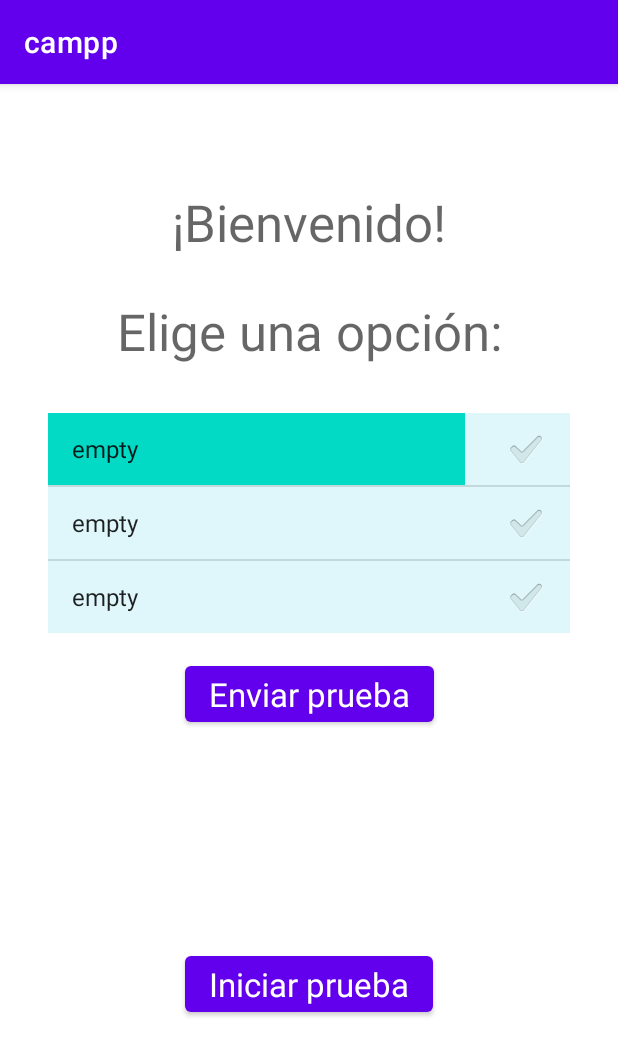
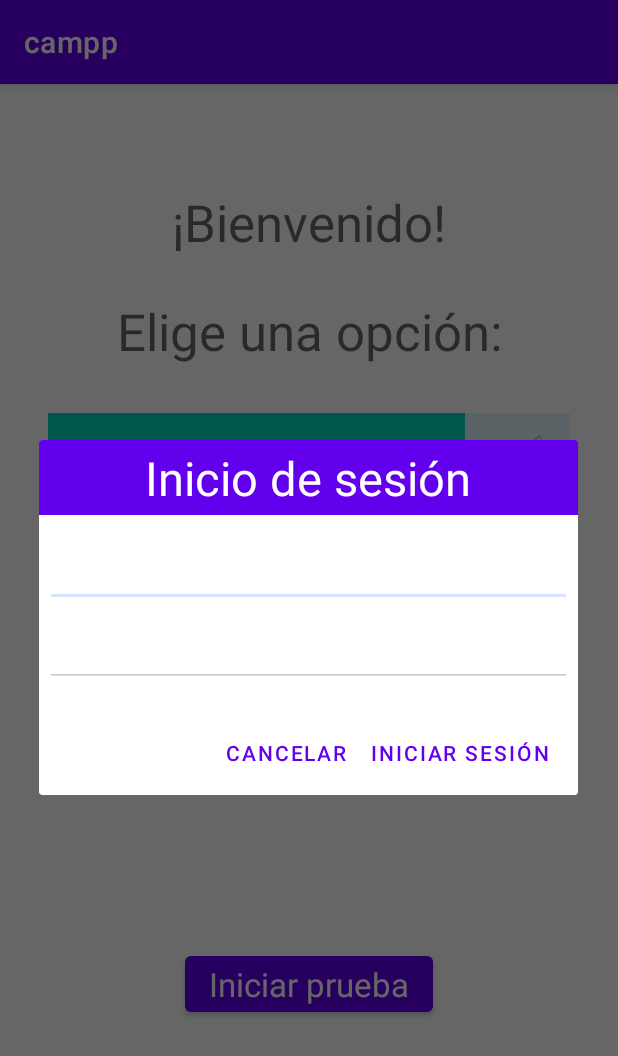
Before and after one commit to CamilaR20/Camera_android_app, an Android app: the screen it shows after launch (MainActivity), after a tap on "Enviar prueba", on a phone screen of 412 x 824 dp. Shown: the top 1056 px of the screen. Run offline under Robolectric (Android 15) with nearby library versions, the phone set to English and light mode, and no system bars; our stand-ins replace Firebase (no records; nobody signed in at launch, a user with empty details on screens opened directly); 2 other taps on this screen came first.

```diff
--- a/app/build.gradle
+++ b/app/build.gradle
@@ -13,7 +13,7 @@ android {
         targetSdkVersion 30
         versionCode 1
         versionName "1.0"
-        resConfigs "es"
+        resConfigs "es_419"
 
         testInstrumentationRunner "androidx.test.runner.AndroidJUnitRunner"
     }
@@ -40,7 +40,7 @@ dependencies {
     implementation platform('com.google.firebase:firebase-bom:28.3.0')
     implementation 'com.google.firebase:firebase-analytics'
     implementation 'com.google.firebase:firebase-storage'
-    implementation 'com.firebaseui:firebase-ui-auth:7.2.0'
+    implementation 'com.google.firebase:firebase-auth'
 
     testImplementation 'junit:junit:4.+'
     androidTestImplementation 'androidx.test.ext:junit:1.1.2'
--- a/app/src/main/java/com/example/campp/MainActivity.java
+++ b/app/src/main/java/com/example/campp/MainActivity.java
@@ -1,9 +1,7 @@
 package com.example.campp;
 
-import androidx.activity.result.ActivityResultCallback;
-import androidx.annotation.NonNull;
+import androidx.appcompat.app.AlertDialog;
 import androidx.appcompat.app.AppCompatActivity;
-import androidx.activity.result.ActivityResultLauncher;
 
 import android.content.Context;
 import android.content.Intent;
@@ -11,22 +9,17 @@ import android.content.SharedPreferences;
 import android.net.Uri;
 import android.os.Bundle;
 import android.util.Log;
+import android.view.LayoutInflater;
 import android.view.Menu;
 import android.view.MenuItem;
 import android.view.View;
 import android.widget.ArrayAdapter;
 import android.widget.Button;
+import android.widget.EditText;
 import android.widget.ListView;
+import android.widget.TextView;
 import android.widget.Toast;
 
-import com.firebase.ui.auth.AuthUI;
-import com.firebase.ui.auth.FirebaseAuthUIActivityResultContract;
-import com.firebase.ui.auth.IdpResponse;
-import com.firebase.ui.auth.data.model.FirebaseAuthUIAuthenticationResult;
-import com.google.android.gms.tasks.OnCompleteListener;
-import com.google.android.gms.tasks.OnFailureListener;
-import com.google.android.gms.tasks.OnSuccessListener;
-import com.google.android.gms.tasks.Task;
 import com.google.firebase.auth.FirebaseAuth;
 import com.google.firebase.auth.FirebaseUser;
 import com.google.firebase.storage.FirebaseStorage;
@@ -38,31 +31,20 @@ import java.io.BufferedOutputStream;
 import java.io.File;
 import java.io.FileInputStream;
 import java.io.FileOutputStream;
-import java.util.Arrays;
-import java.util.List;
 import java.util.zip.ZipEntry;
 import java.util.zip.ZipOutputStream;
 
 public class MainActivity extends AppCompatActivity {
-    // Use pre-built ui
-    private final ActivityResultLauncher<Intent> signInLauncher = registerForActivityResult(
-            new FirebaseAuthUIActivityResultContract(),
-            new ActivityResultCallback<FirebaseAuthUIAuthenticationResult>() {
-                @Override
-                public void onActivityResult(FirebaseAuthUIAuthenticationResult result) {
-                    onSignInResult(result);
-                }
-            }
-    );
 
     private int selectedPosition = 0;
     private String[] paths = {"empty", "empty", "empty"};
     private String[] sent_status = {"F", "F", "F"};
 
     private FirebaseAuth mAuth;
-    private FirebaseStorage storage = FirebaseStorage.getInstance();
+    private FirebaseStorage storage;
 
     private MenuItem signoutBtn;
+    private TextView textUser;
 
 
     @Override
@@ -72,6 +54,9 @@ public class MainActivity extends AppCompatActivity {
 
         // Initialize Firebase Auth
         mAuth = FirebaseAuth.getInstance();
+        textUser = findViewById(R.id.textViewUser);
+        // Initialize Firebase storage
+        storage = FirebaseStorage.getInstance();
 
         // Get path to last tests and sent status
         SharedPreferences mPrefs = getSharedPreferences("lastTests", Context.MODE_PRIVATE);
@@ -114,9 +99,7 @@ public class MainActivity extends AppCompatActivity {
         modifyStatus();
 
         // When test is selected to be sent background color changes
-        listView.setOnItemClickListener((parent, view, position, id) -> {
-            selectedPosition = position;
-        });
+        listView.setOnItemClickListener((parent, view, position, id) -> selectedPosition = position);
     }
 
     // Get info stored in the paths of tests
@@ -139,7 +122,6 @@ public class MainActivity extends AppCompatActivity {
         for (int i=0; i<3; i++){
             listView.setItemChecked(i, sent_status[i].equals("T"));
         }
-
     }
 
     private void sendToCloud(){
@@ -166,22 +148,16 @@ public class MainActivity extends AppCompatActivity {
             File f = new File(pathToDir + "/test.zip");
             Uri file = Uri.fromFile(f);
             UploadTask uploadTask = fileRef.putFile(file);
-            uploadTask.addOnFailureListener(new OnFailureListener() {
-                @Override
-                public void onFailure(@NonNull Exception exception) {
+            uploadTask.addOnFailureListener(exception -> {
                 // Handle unsuccessful uploads
                 Toast.makeText(MainActivity.this, "Error al enviar la prueba. Intente más tarde.", Toast.LENGTH_SHORT).show();
                 sendBtn.setEnabled(true);
-                }
-            }).addOnSuccessListener(new OnSuccessListener<UploadTask.TaskSnapshot>() {
-                @Override
-                public void onSuccess(UploadTask.TaskSnapshot taskSnapshot) {
+            }).addOnSuccessListener(taskSnapshot -> {
                 // taskSnapshot.getMetadata() contains file metadata such as size, content-type, etc.
                 Toast.makeText(MainActivity.this, "Prueba enviada exitosamente.", Toast.LENGTH_SHORT).show();
                 sent_status[selectedPosition] = "T";
                 modifyStatus();
                 sendBtn.setEnabled(true);
-                }
             });
         } else {
             Toast.makeText(MainActivity.this, "Error al comprimir los archivos de la prueba.", Toast.LENGTH_SHORT).show();
@@ -239,38 +215,15 @@ public class MainActivity extends AppCompatActivity {
         }
     }
 
-    private void onSignInResult(FirebaseAuthUIAuthenticationResult result) {
-        IdpResponse response = result.getIdpResponse();
-        if (result.getResultCode() == RESULT_OK) {
-            // Successfully signed in
-            Toast.makeText(MainActivity.this, "Inicio de sesión exitoso.", Toast.LENGTH_SHORT).show();
-            sendToCloud();
-            signoutBtn.setVisible(true);
-            // ...
-        } else {
-            Toast.makeText(MainActivity.this, "Debe iniciar sesión para enviar prubas a la nube.", Toast.LENGTH_SHORT).show();
-            // Sign in failed. If response is null the user canceled the
-            // sign-in flow using the back button. Otherwise check
-            // response.getError().getErrorCode() and handle the error.
-            // ...
-        }
-    }
-
+    // When send to cloud button is pressed it first checks if user is signed in
     public void checkUserSignedIn(View view){
         // Check if user is signed in (non-null) and update UI accordingly.
         FirebaseUser currentUser = mAuth.getCurrentUser();
         if(currentUser == null){
-            // Choose authentication providers
-            List<AuthUI.IdpConfig> providers = Arrays.asList(
-                    new AuthUI.IdpConfig.EmailBuilder().build());
-
-            // Create and launch sign-in intent
-            Intent signInIntent = AuthUI.getInstance()
-                    .createSignInIntentBuilder()
-                    .setAvailableProviders(providers)
-                    .build();
-            signInLauncher.launch(signInIntent);
+            signInDialog();
         } else {
+            String email = currentUser.getEmail();
+            textUser.setText("Sesión iniciada como: " + email);
             sendToCloud();
         }
     }
@@ -285,10 +238,12 @@ public class MainActivity extends AppCompatActivity {
         // Check if user is signed in
         FirebaseUser currentUser = mAuth.getCurrentUser();
         if(currentUser == null){
-            signoutBtn.setVisible(false);
+            textUser.setText("No hay ninguna sesión activa.");
         } else {
-            signoutBtn.setVisible(true);
+            String email = currentUser.getEmail();
+            textUser.setText("Sesión iniciada como: " + email);
         }
+        signoutBtn.setVisible(currentUser != null);
         return super.onCreateOptionsMenu(menu);
     }
 
@@ -297,15 +252,56 @@ public class MainActivity extends AppCompatActivity {
     public boolean onOptionsItemSelected(MenuItem item) {
         int id = item.getItemId();
         if (id == R.id.signoutBtn) {
-            AuthUI.getInstance()
-                    .signOut(this)
-                    .addOnCompleteListener(new OnCompleteListener<Void>() {
-                        public void onComplete(@NonNull Task<Void> task) {
+            mAuth.signOut();
             signoutBtn.setVisible(false);
-                        }
-                    });
+            textUser.setText("No hay ninguna sesión activa.");
         }
         return super.onOptionsItemSelected(item);
     }
 
+    // Custom alert dialog for sign in
+    private void signInDialog() {
+        AlertDialog.Builder builder = new AlertDialog.Builder(MainActivity.this);
+        // Get the layout inflater
+        LayoutInflater inflater = LayoutInflater.from(getApplicationContext());
+
+        // Inflate and set the layout for the dialog
+        // Pass null as the parent view because its going in the dialog layout
+        View prompt = inflater.inflate(R.layout.dialog_signin, null);
+        final EditText emailtxt = prompt.findViewById(R.id.username);
+        final EditText pswdtxt = prompt.findViewById(R.id.password);
+        builder.setView(prompt).setCancelable(false)
+                // Add action buttons
+                .setPositiveButton("Iniciar sesión", (dialog, id) -> {
+                    // sign in the user
+                    final String email = emailtxt.getText().toString();
+                    final String pswd = pswdtxt.getText().toString();
+                    signInUser(email, pswd);
+                })
+                .setNegativeButton("Cancelar", (dialog, id) -> Toast.makeText(MainActivity.this, "Debe iniciar sesión para enviar pruebas a la nube.", Toast.LENGTH_SHORT).show());
+        AlertDialog alert = builder.create();
+        alert.show();
     }
+
+    private void signInUser(String email, String pswd){
+        mAuth.signInWithEmailAndPassword(email, pswd)
+                .addOnCompleteListener(this, task -> {
+                    if (task.isSuccessful()) {
+                        // Sign in success, update UI with the signed-in user's information
+                        Log.d("SignIn", "signInWithEmail:success");
+                        FirebaseUser currentUser = mAuth.getCurrentUser();
+                        String email1 = currentUser.getEmail();
+                        Toast.makeText(MainActivity.this, "Inicio de sesión exitoso.", Toast.LENGTH_SHORT).show();
+                        signoutBtn.setVisible(true);
+                        textUser.setText("Sesión iniciada como: " + email1);
+                        sendToCloud();
+                    } else {
+                        // If sign in fails, display a message to the user.
+                        Log.d("SignIn", "signInWithEmail:failure", task.getException());
+                        Toast.makeText(MainActivity.this, "Error de autenticación.", Toast.LENGTH_SHORT).show();
+                    }
+                });
+    }
+
+
+}
--- a/app/src/main/res/layout/activity_main.xml
+++ b/app/src/main/res/layout/activity_main.xml
@@ -44,12 +44,12 @@
 
     <LinearLayout
         android:id="@+id/lists"
+        android:layout_width="fill_parent"
         android:layout_height="wrap_content"
-        android:layout_width="fill_parent"
-        android:orientation="horizontal"
         android:layout_marginStart="32dp"
         android:layout_marginTop="32dp"
         android:layout_marginEnd="32dp"
+        android:orientation="horizontal"
         app:layout_constraintEnd_toEndOf="parent"
         app:layout_constraintStart_toStartOf="parent"
         app:layout_constraintTop_toBottomOf="@+id/textView">
@@ -83,4 +83,14 @@
         app:layout_constraintStart_toStartOf="parent"
         app:layout_constraintTop_toBottomOf="@id/lists" />
 
+    <TextView
+        android:id="@+id/textViewUser"
+        android:layout_width="wrap_content"
+        android:layout_height="wrap_content"
+        android:layout_marginTop="8dp"
+        android:text="No hay ninguna sesión activa."
+        app:layout_constraintEnd_toEndOf="parent"
+        app:layout_constraintStart_toStartOf="parent"
+        app:layout_constraintTop_toBottomOf="@+id/button_send" />
+
 </androidx.constraintlayout.widget.ConstraintLayout>
--- /dev/null
+++ b/app/src/main/res/layout/dialog_signin.xml
@@ -0,0 +1,43 @@
+<?xml version="1.0" encoding="utf-8"?>
+<LinearLayout xmlns:android="http://schemas.android.com/apk/res/android"
+    android:layout_width="wrap_content"
+    android:layout_height="wrap_content"
+    android:orientation="vertical">
+
+    <TextView
+        style="@style/Widget.MaterialComponents.TextView"
+        android:layout_width="match_parent"
+        android:layout_height="50dp"
+        android:autoSizeMaxTextSize="50sp"
+        android:autoSizeMinTextSize="5sp"
+        android:autoSizeTextType="uniform"
+        android:background="@color/purple_500"
+        android:gravity="center"
+        android:paddingVertical="4dp"
+        android:text="Inicio de sesión"
+        android:textAllCaps="false"
+        android:textColor="#FFFFFF" />
+
+    <EditText
+        android:id="@+id/username"
+        android:layout_width="match_parent"
+        android:layout_height="wrap_content"
+        android:layout_marginLeft="4dp"
+        android:layout_marginTop="16dp"
+        android:layout_marginRight="4dp"
+        android:layout_marginBottom="4dp"
+        android:hint="Correo Electrónico"
+        android:inputType="textEmailAddress" />
+
+    <EditText
+        android:id="@+id/password"
+        android:layout_width="match_parent"
+        android:layout_height="wrap_content"
+        android:layout_marginLeft="4dp"
+        android:layout_marginTop="4dp"
+        android:layout_marginRight="4dp"
+        android:layout_marginBottom="16dp"
+        android:fontFamily="sans-serif"
+        android:hint="Contraseña"
+        android:inputType="textPassword" />
+</LinearLayout>
```
Lines whose indentation alone changed are shown as unchanged.
